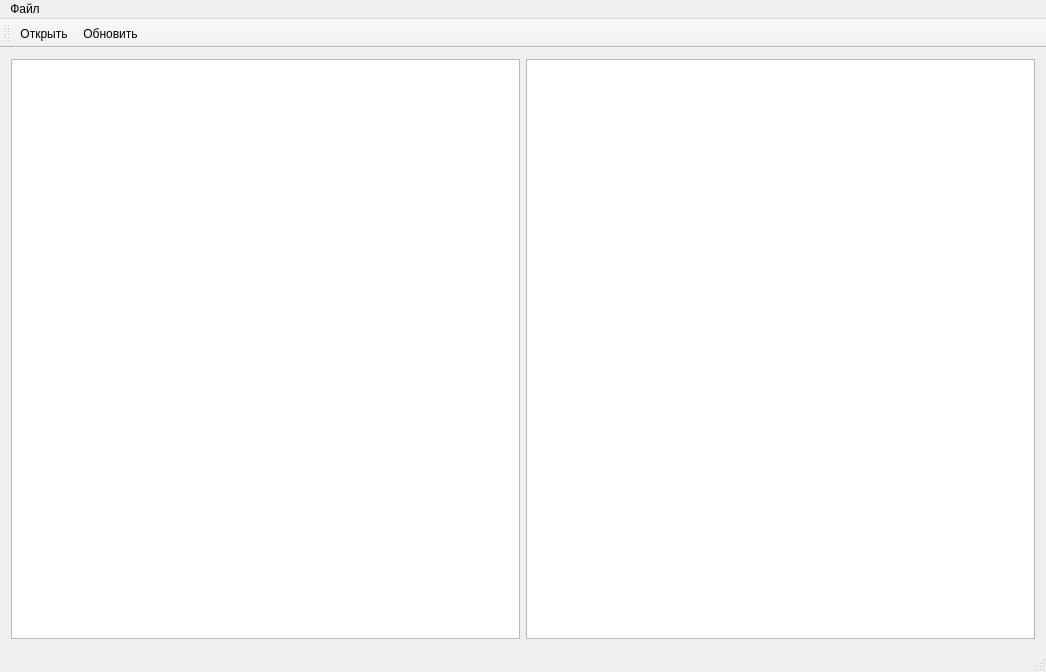
Qt form diff/mainwindow.ui (Roket132/cpp-diff_widget) before a commit.
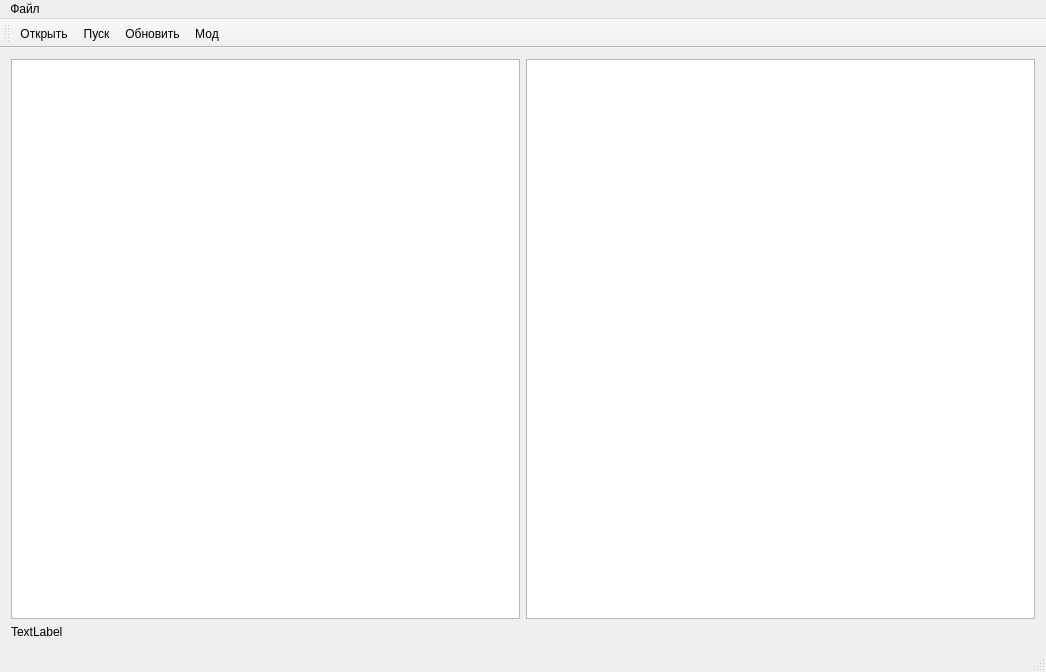
The same form after that commit. Icons and pictures are not drawn.

What changed in the file:
```diff
--- a/diff/mainwindow.ui
+++ b/diff/mainwindow.ui
@@ -19,6 +19,13 @@
   </property>
   <widget class="QWidget" name="centralWidget">
    <layout class="QGridLayout" name="gridLayout">
+    <item row="1" column="0">
+     <widget class="QLabel" name="choised_dir">
+      <property name="text">
+       <string>TextLabel</string>
+      </property>
+     </widget>
+    </item>
     <item row="0" column="1">
      <widget class="QListWidget" name="listSameFile"/>
     </item>
@@ -56,7 +63,9 @@
     <bool>false</bool>
    </attribute>
    <addaction name="Open"/>
+   <addaction name="Play"/>
    <addaction name="Reload"/>
+   <addaction name="speed"/>
   </widget>
   <widget class="QStatusBar" name="statusBar"/>
   <action name="Reload">
@@ -83,6 +92,27 @@
     <string>Открыть</string>
    </property>
   </action>
+  <action name="speed">
+   <property name="icon">
+    <iconset resource="icon_buttom.qrc">
+     <normaloff>:/icons/slow.png</normaloff>:/icons/slow.png</iconset>
+   </property>
+   <property name="text">
+    <string>Мод</string>
+   </property>
+   <property name="toolTip">
+    <string>Мод</string>
+   </property>
+  </action>
+  <action name="Play">
+   <property name="icon">
+    <iconset resource="icon_buttom.qrc">
+     <normaloff>:/icons/play.png</normaloff>:/icons/play.png</iconset>
+   </property>
+   <property name="text">
+    <string>Пуск</string>
+   </property>
+  </action>
  </widget>
  <layoutdefault spacing="6" margin="11"/>
  <resources>
```
Left out of the diff: 2 changed lines with no effect on the pictures.
